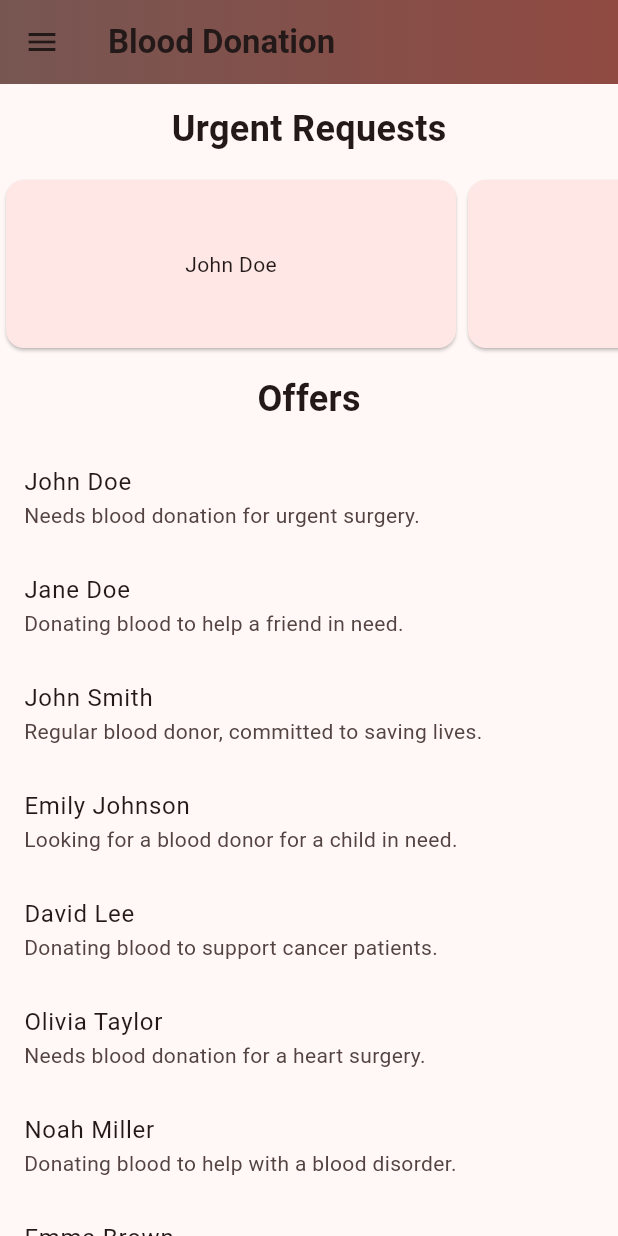
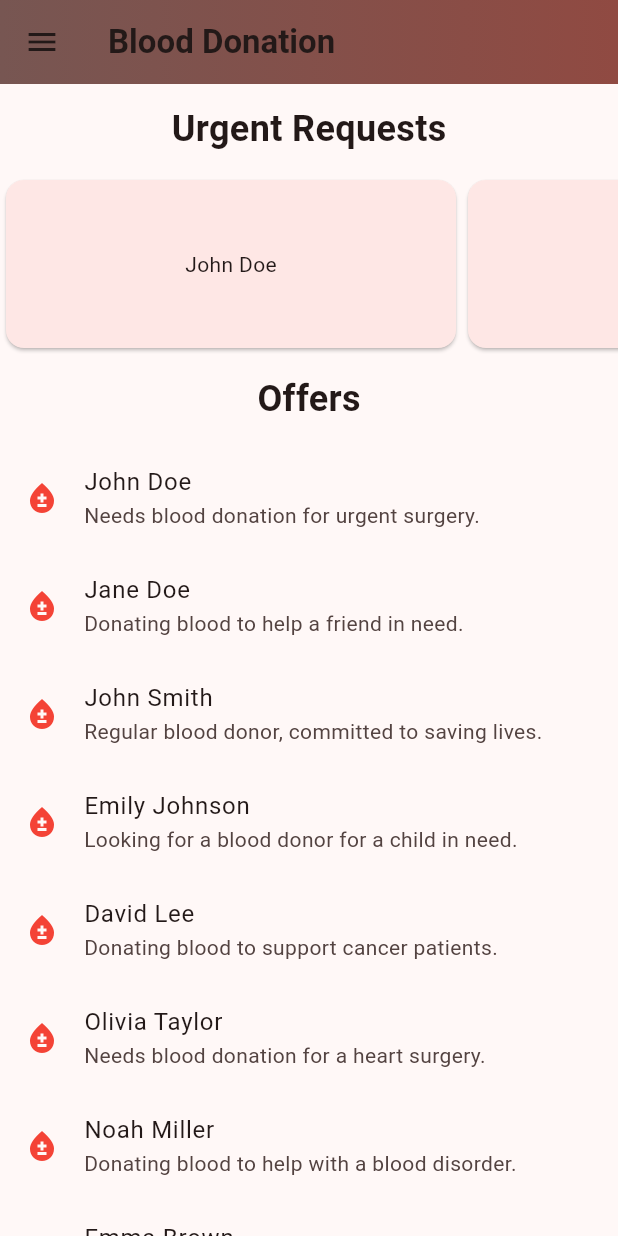
Before and after one commit to maxstain/Blood-Donation-App, a Flutter app: the HomePage screen opened directly, on a phone screen of 412 x 824 dp. Run offline on Flutter 3.47's test engine with Material 3 defaults, Android fonts, the phone set to English and light mode, and no system bars.

Commit message:
Modified the structure and added custom data types.

```diff
--- a/lib/Views/Home/home_page.dart
+++ b/lib/Views/Home/home_page.dart
@@ -174,24 +174,29 @@ class _HomePageState extends State<HomePage>
               ),
             ),
           ),
-          SingleChildScrollView(
-            child: Column(
-              children: [
-                for (var offer in offers)
-                  ListTile(
-                    title: Text(offer.name),
-                    subtitle: Text(offer.description),
+          Expanded(
+            flex: 1,
+            child: ListView.builder(
+                itemCount: offers.length,
+                itemBuilder: (BuildContext context, int index) {
+                  return ListTile(
+                    leading: const Icon(
+                      Icons.bloodtype,
+                      color: Colors.red,
+                    ),
+                    title: Text(offers[index].name),
+                    subtitle: Text(offers[index].description),
                     onTap: () {
                       Navigator.of(context).push(
                         MaterialPageRoute(
-                          builder: (BuildContext context) =>
-                              OfferPage(offer: offer),
+                          builder: (BuildContext context) {
+                            return OfferPage(offer: offers[index]);
+                          },
                         ),
                       );
                     },
-                  ),
-              ],
-            ),
+                  );
+                }),
           ),
         ],
       ),
```
